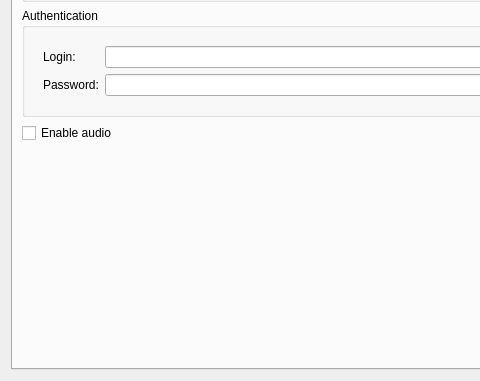
First picture: the form in client/src/ui/widgets/properties/single_camera_settings_widget.ui, repository networkoptix/nx_open, before the edit; both pictures show x 0 to 480 and y 210 to 591 of the 712 by 591 pixel window.
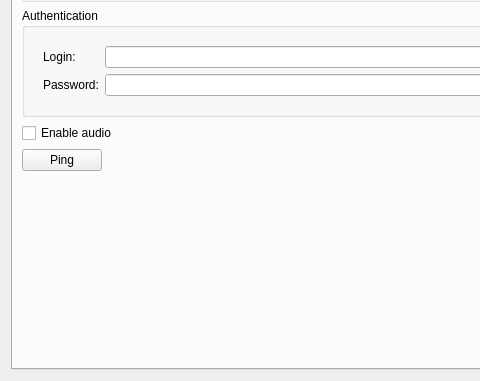
Second picture: the form after the edit. Custom widgets are drawn as their Qt base class.

Commit message:
Feature #1192: Add Ping button to Network Settings form
<==== Mercurial data ====>
Branch: master

```diff
--- a/client/src/ui/widgets/properties/single_camera_settings_widget.ui
+++ b/client/src/ui/widgets/properties/single_camera_settings_widget.ui
@@ -162,6 +162,19 @@
          </property>
         </widget>
        </item>
+       <item>
+        <widget class="QPushButton" name="pingButton">
+         <property name="sizePolicy">
+          <sizepolicy hsizetype="Fixed" vsizetype="Fixed">
+           <horstretch>0</horstretch>
+           <verstretch>0</verstretch>
+          </sizepolicy>
+         </property>
+         <property name="text">
+          <string>Ping</string>
+         </property>
+        </widget>
+       </item>
        <item>
         <spacer name="verticalSpacer">
          <property name="orientation">
```
The commit also changes 2 other files.
